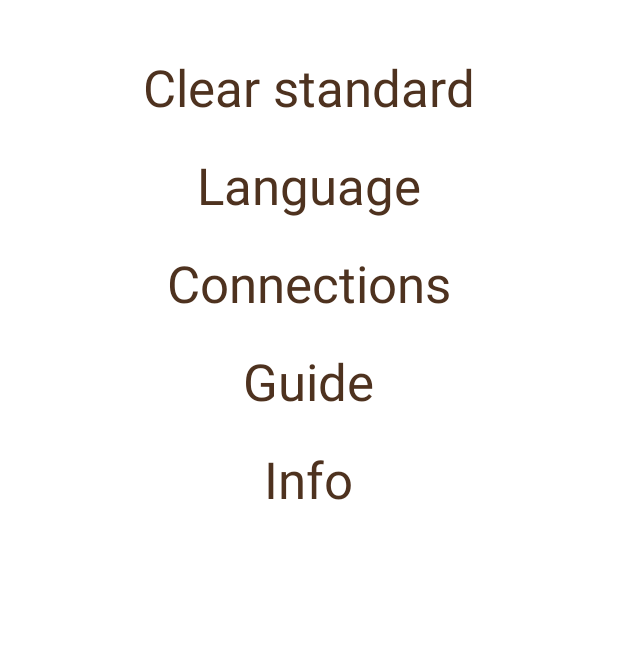
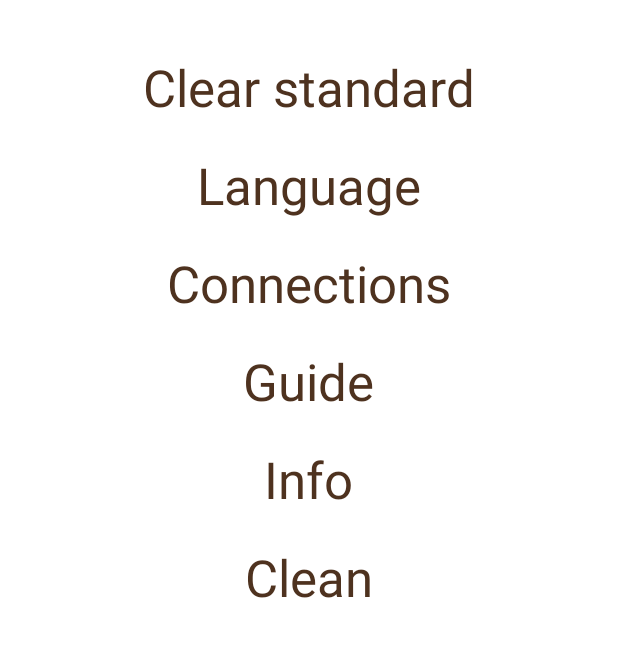
Before and after one commit to ElinorMohr/brogB1, an Android app: the Option screen opened directly, with no data from a screen before it, on a phone screen of 412 x 824 dp, the part 461-1118 px from its top. Run offline under Robolectric (Android 15) with nearby library versions, the phone set to English and light mode, and no system bars; Roboto replaces fonts that are not available here.

Commit message:
dialogue update

```diff
--- a/app/src/main/java/org/dtu/brogb1/activity/Brewing.java
+++ b/app/src/main/java/org/dtu/brogb1/activity/Brewing.java
@@ -22,6 +22,7 @@ import org.dtu.brogb1.R;
 
 public class Brewing extends AppCompatActivity {
     Button brewNow;
+    Dialog dialogue;
     private ProgressBar progressBarAnimation;
     private ObjectAnimator progressAnimator;
 
@@ -34,13 +35,14 @@ public class Brewing extends AppCompatActivity {
         brewNow.setOnClickListener(new View.OnClickListener() {
             @Override
             public void onClick(View v) {
-                Dialog dialogue = new Dialog(v.getContext(), android.R.style.Theme_Black_NoTitleBar);
+                dialogue = new Dialog(v.getContext(), android.R.style.Theme_Black_NoTitleBar);
                 dialogue.getWindow().setBackgroundDrawable(new ColorDrawable(Color.argb(100, 0, 0, 0)));
                 dialogue.setContentView(R.layout.brewing_progress);
                 Button button = dialogue.findViewById(R.id.done_brew);
                 button.setOnClickListener(new View.OnClickListener() {
                     @Override
                     public void onClick(View v) {
+                        dialogue.cancel();
                         Intent intent = new Intent(v.getContext(), HomePage.class);
                         intent.addFlags(Intent.FLAG_ACTIVITY_CLEAR_TOP);
                         startActivity(intent);
--- a/app/src/main/java/org/dtu/brogb1/fragment/History.java
+++ b/app/src/main/java/org/dtu/brogb1/fragment/History.java
@@ -14,8 +14,6 @@ import androidx.fragment.app.Fragment;
 
 import org.dtu.brogb1.R;
 import org.dtu.brogb1.activity.Brewing;
-import org.dtu.brogb1.activity.RecipeActivity;
-import org.dtu.brogb1.activity.Sections;
 
 import java.util.ArrayList;
 
@@ -41,7 +39,7 @@ public class History extends Fragment {
             @Override
             public void onItemClick(AdapterView<?> adapter, View v, int position,
                                     long arg3) {
-                Intent intent = new Intent(new Intent(getContext(), RecipeActivity.class));
+                Intent intent = new Intent(new Intent(getContext(), Brewing.class));
                 startActivity(intent);
             }
         });
--- a/app/src/main/java/org/dtu/brogb1/fragment/Recipes.java
+++ b/app/src/main/java/org/dtu/brogb1/fragment/Recipes.java
@@ -14,8 +14,6 @@ import androidx.fragment.app.Fragment;
 
 import org.dtu.brogb1.R;
 import org.dtu.brogb1.activity.Brewing;
-import org.dtu.brogb1.activity.RecipeActivity;
-import org.dtu.brogb1.activity.Sections;
 
 import java.util.ArrayList;
 
@@ -46,7 +44,7 @@ public class Recipes extends Fragment {
             @Override
             public void onItemClick(AdapterView<?> adapter, View v, int position,
                                     long arg3) {
-                Intent intent = new Intent(new Intent(getContext(), RecipeActivity.class));
+                Intent intent = new Intent(new Intent(getContext(), Brewing.class));
                 startActivity(intent);
             }
         });
@@ -54,7 +52,7 @@ public class Recipes extends Fragment {
             @Override
             public void onItemClick(AdapterView<?> adapter, View v, int position,
                                     long arg3) {
-                Intent intent = new Intent(new Intent(getContext(), RecipeActivity.class));
+                Intent intent = new Intent(new Intent(getContext(), Brewing.class));
                 startActivity(intent);
             }
         });
--- a/app/src/main/res/layout/activity_option.xml
+++ b/app/src/main/res/layout/activity_option.xml
@@ -64,4 +64,14 @@
         android:textAppearance="@style/TextAppearance.AppCompat.Display1"
         android:layout_gravity="center" />
 
+    <TextView
+        android:id="@+id/cleanTekst"
+        android:layout_width="wrap_content"
+        android:layout_marginTop="20dp"
+        android:textColor="@color/colorplate3"
+        android:layout_height="wrap_content"
+        android:text="@string/clean"
+        android:textAppearance="@style/TextAppearance.AppCompat.Display1"
+        android:layout_gravity="center" />
+
 </LinearLayout>
```
Also changed, not shown: app/src/main/java/org/dtu/brogb1/activity/RecipeActivity.java (+38 -38 lines).
